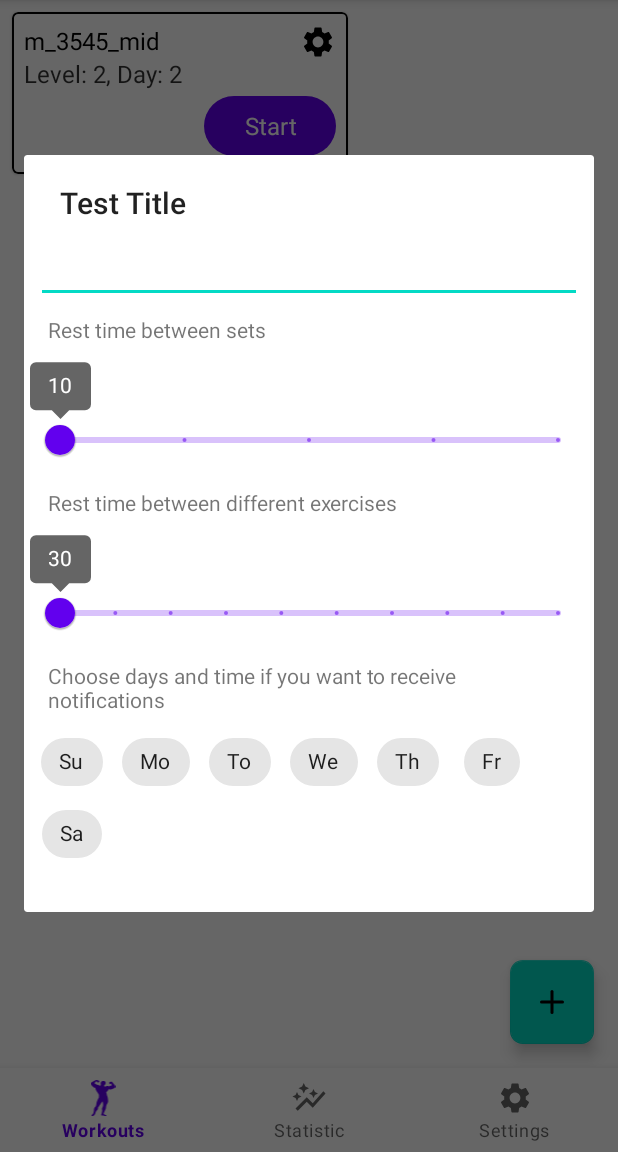
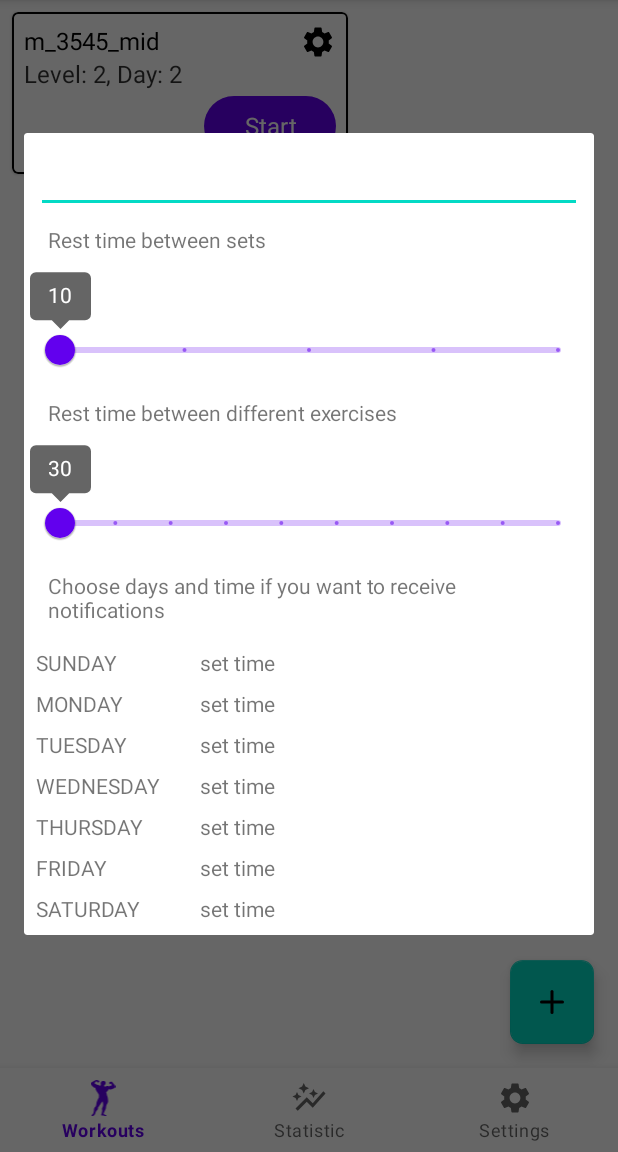
Before and after one commit to AppFitnessTeam/project-fitness-constructor, an Android app: the screen it shows after launch (MainActivity), after a tap on an icon or button, on a phone screen of 412 x 824 dp, the part 84-1236 px from its top. Run offline under Robolectric (Android 15) with nearby library versions, the phone set to English and light mode, and no system bars; our stand-ins replace Dagger/Hilt's generated code, Room's generated code, navigation-ui; Roboto replaces fonts that are not available here.

Commit message:
add week list

```diff
--- a/app/src/main/java/com/example/fitnessconstructor/domain/entities/WorkoutSettings.kt
+++ b/app/src/main/java/com/example/fitnessconstructor/domain/entities/WorkoutSettings.kt
@@ -8,5 +8,5 @@ data class WorkoutSettings(
     val workoutName: String,
     val arrpRest: Int,
     val exerciseRest: Int,
-    val week: Map<DayOfWeek, Time?> //TODO("think about variable type")
+    val weekList: Map<DayOfWeek, Time?> //TODO("think about variable type")
 )
--- /dev/null
+++ b/app/src/main/java/com/example/fitnessconstructor/ui/workoutlist/WeekListAdapter.kt
@@ -0,0 +1,37 @@
+package com.example.fitnessconstructor.ui.workoutlist
+
+import android.view.LayoutInflater
+import android.view.View
+import android.view.ViewGroup
+import androidx.recyclerview.widget.RecyclerView
+import com.example.fitnessconstructor.R
+import com.example.fitnessconstructor.databinding.WeekListItemBinding
+import java.sql.Time
+import java.time.DayOfWeek
+
+class WeekListAdapter(private val weekList: List<Pair<DayOfWeek, Time?>>) :
+    RecyclerView.Adapter<WeekListAdapter.WeekListViewHolder>() {
+
+    inner class WeekListViewHolder(itemView: View) : RecyclerView.ViewHolder(itemView) {
+        val binding = WeekListItemBinding.bind(itemView)
+
+        fun bind(weekItem: Pair<DayOfWeek, Time?>) = with(binding) {
+            dayOfWeekTextView.text = weekItem.first.name
+            setTimeTextView.text = weekItem.second?.toString() ?: "set time"
+        }
+    }
+
+    override fun onCreateViewHolder(parent: ViewGroup, viewType: Int): WeekListViewHolder {
+        val view =
+            LayoutInflater.from(parent.context).inflate(R.layout.week_list_item, parent, false)
+        return WeekListViewHolder(view)
+    }
+
+    override fun onBindViewHolder(holder: WeekListViewHolder, position: Int) {
+        holder.bind(weekList[position])
+    }
+
+    override fun getItemCount(): Int {
+        return weekList.size
+    }
+}
--- a/app/src/main/java/com/example/fitnessconstructor/ui/workoutlist/WorkoutListFragment.kt
+++ b/app/src/main/java/com/example/fitnessconstructor/ui/workoutlist/WorkoutListFragment.kt
@@ -11,6 +11,8 @@ import com.example.fitnessconstructor.databinding.WorkoutSettingsDialogBinding
 import com.example.fitnessconstructor.domain.entities.Workout
 import com.example.fitnessconstructor.ui.BaseFragment
 import dagger.hilt.android.AndroidEntryPoint
+import java.sql.Time
+import java.time.DayOfWeek
 
 @AndroidEntryPoint
 class WorkoutListFragment :
@@ -55,16 +57,28 @@ class WorkoutListFragment :
         Toast.makeText(requireContext(), "Not yet implemented", Toast.LENGTH_SHORT).show()
     }
 
-    private fun showWorkoutSettingsDialog(){
+    private fun showWorkoutSettingsDialog() {
         //TODO("add workout settings from viewModel")
         val dialogBinding = WorkoutSettingsDialogBinding.inflate(layoutInflater)
+        dialogBinding.weekNotificationRecyclerView.adapter = WeekListAdapter(createWeekList())
         val dialog = AlertDialog.Builder(requireContext())
             .setView(dialogBinding.root)
-            .setTitle("Test Title")
             .setCancelable(true)
             //TODO("update workout settings by viewModel")
             .create()
         dialog.show()
+    }
+
+    private fun createWeekList(): List<Pair<DayOfWeek, Time?>> {
+        return listOf(
+            Pair(DayOfWeek.SUNDAY, null),
+            Pair(DayOfWeek.MONDAY, null),
+            Pair(DayOfWeek.TUESDAY, null),
+            Pair(DayOfWeek.WEDNESDAY, null),
+            Pair(DayOfWeek.THURSDAY, null),
+            Pair(DayOfWeek.FRIDAY, null),
+            Pair(DayOfWeek.SATURDAY, null)
+        )
     }
 }
 
--- a/app/src/main/java/com/example/fitnessconstructor/ui/workoutlist/WorkoutListViewModel.kt
+++ b/app/src/main/java/com/example/fitnessconstructor/ui/workoutlist/WorkoutListViewModel.kt
@@ -39,7 +39,7 @@ class WorkoutListViewModel @Inject constructor(
             workoutName = workoutName,
             arrpRest = apprRest,
             exerciseRest = exerciseRest,
-            week = mapOf(
+            weekList = mapOf(
                 DayOfWeek.SUNDAY to timeArray[0],
                 DayOfWeek.MONDAY to timeArray[1],
                 DayOfWeek.TUESDAY to timeArray[2],
--- /dev/null
+++ b/app/src/main/res/layout/week_list_item.xml
@@ -0,0 +1,32 @@
+<?xml version="1.0" encoding="utf-8"?>
+<androidx.constraintlayout.widget.ConstraintLayout xmlns:android="http://schemas.android.com/apk/res/android"
+    xmlns:app="http://schemas.android.com/apk/res-auto"
+    xmlns:tools="http://schemas.android.com/tools"
+    android:layout_width="match_parent"
+    android:layout_height="wrap_content"
+    android:layout_marginTop="@dimen/margin_8">
+
+    <TextView
+        android:id="@+id/day_of_week_text_view"
+        android:layout_width="wrap_content"
+        android:layout_height="wrap_content"
+        app:layout_constraintStart_toStartOf="parent"
+        app:layout_constraintTop_toTopOf="parent"
+        tools:text="Day of week: " />
+
+    <androidx.constraintlayout.widget.Guideline
+        android:id="@+id/guideline_30"
+        android:layout_width="wrap_content"
+        android:layout_height="wrap_content"
+        android:orientation="vertical"
+        app:layout_constraintGuide_percent="0.3" />
+
+    <TextView
+        android:id="@+id/set_time_text_view"
+        android:layout_width="wrap_content"
+        android:layout_height="wrap_content"
+        app:layout_constraintStart_toStartOf="@id/guideline_30"
+        app:layout_constraintTop_toTopOf="parent"
+        tools:text="00:00" />
+
+</androidx.constraintlayout.widget.ConstraintLayout>
--- a/app/src/main/res/layout/workout_settings_dialog.xml
+++ b/app/src/main/res/layout/workout_settings_dialog.xml
@@ -48,60 +48,9 @@
         android:layout_margin="@dimen/margin_8"
         android:text="@string/week_exercises_text" />
 
-    <com.google.android.material.chip.ChipGroup
-        android:id="@+id/chip_day_group"
-        android:layout_width="wrap_content"
+    <androidx.recyclerview.widget.RecyclerView
+        android:id="@+id/week_notification_recycler_view"
+        android:layout_width="match_parent"
         android:layout_height="wrap_content"
-        android:layout_marginBottom="20dp">
-
-        <com.google.android.material.chip.Chip
-            android:id="@+id/chip_day_su"
-            style="@style/Widget.MaterialComponents.Chip.Choice"
-            android:layout_width="wrap_content"
-            android:layout_height="wrap_content"
-            android:text="@string/day_su" />
-
-        <com.google.android.material.chip.Chip
-            android:id="@+id/chip_day_mo"
-            style="@style/Widget.MaterialComponents.Chip.Choice"
-            android:layout_width="wrap_content"
-            android:layout_height="wrap_content"
-            android:text="@string/day_mo" />
-
-        <com.google.android.material.chip.Chip
-            android:id="@+id/chip_day_to"
-            style="@style/Widget.MaterialComponents.Chip.Choice"
-            android:layout_width="wrap_content"
-            android:layout_height="wrap_content"
-            android:text="@string/day_to" />
-
-        <com.google.android.material.chip.Chip
-            android:id="@+id/chip_day_we"
-            style="@style/Widget.MaterialComponents.Chip.Choice"
-            android:layout_width="wrap_content"
-            android:layout_height="wrap_content"
-            android:text="@string/day_we" />
-
-        <com.google.android.material.chip.Chip
-            android:id="@+id/chip_day_th"
-            style="@style/Widget.MaterialComponents.Chip.Choice"
-            android:layout_width="wrap_content"
-            android:layout_height="wrap_content"
-            android:text="@string/day_th" />
-
-        <com.google.android.material.chip.Chip
-            android:id="@+id/chip_day_fr"
-            style="@style/Widget.MaterialComponents.Chip.Choice"
-            android:layout_width="wrap_content"
-            android:layout_height="wrap_content"
-            android:text="@string/day_fr" />
-
-        <com.google.android.material.chip.Chip
-            android:id="@+id/chip_day_sa"
-            style="@style/Widget.MaterialComponents.Chip.Choice"
-            android:layout_width="wrap_content"
-            android:layout_height="wrap_content"
-            android:text="@string/chip_day_sa" />
-    </com.google.android.material.chip.ChipGroup>
-
+        app:layoutManager="androidx.recyclerview.widget.LinearLayoutManager" />
 </LinearLayout>
--- a/app/src/main/res/values/strings.xml
+++ b/app/src/main/res/values/strings.xml
@@ -65,12 +65,15 @@
     <string name="level_excellent">excellent</string>
     <string name="day">Day</string>
     <string name="day_description">(Please select no more than 3 days per week for training)</string>
-    <string name="day_su">Su</string>
-    <string name="day_mo">Mo</string>
-    <string name="day_to">To</string>
-    <string name="day_we">We</string>
-    <string name="day_th">Th</string>
-    <string name="day_fr">Fr</string>
-    <string name="chip_day_sa">Sa</string>
+
+<!--    Week notifications text-->
+    <string name="day_sunday_text">Sunday:</string>
+    <string name="day_monday_text">Monday:</string>
+    <string name="day_tuesday_text">Tuesday:</string>
+    <string name="day_wednesday_text">Wednesday:</string>
+    <string name="day_thursday_text">Thursday:</string>
+    <string name="day_friday_text">Friday:</string>
+    <string name="day_saturday_text">Saturday:</string>
+    <string name="set_time_text">set time</string>
 
 </resources>
```
Also changed, not shown: app/src/main/res/layout/user_layout.xml (+0 -73 lines).
